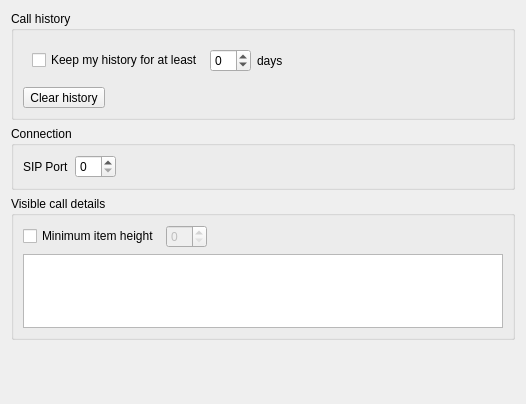
Qt form src/conf/dlggeneralbase.ui (KDE/ring-kde) before a commit.
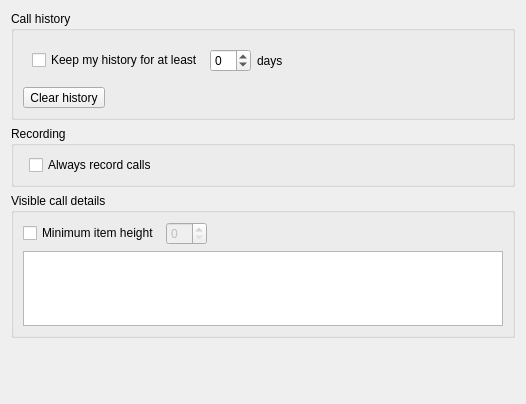
The same form after that commit. Custom widgets are drawn as their Qt base class.

Commit message: [ #12927 #12929 ] Implement 'always record' and add a temporary fix for the 'RECORD' state

Patch:
```diff
--- a/src/conf/dlggeneralbase.ui
+++ b/src/conf/dlggeneralbase.ui
@@ -97,22 +97,12 @@
       </sizepolicy>
      </property>
      <property name="title">
-      <string>Connection</string>
+      <string>Recording</string>
      </property>
      <layout class="QFormLayout" name="formLayout_13">
       <property name="fieldGrowthPolicy">
        <enum>QFormLayout::ExpandingFieldsGrow</enum>
       </property>
-      <item row="0" column="0">
-       <widget class="QLabel" name="label_SIPPort_2">
-        <property name="text">
-         <string>SIP Port</string>
-        </property>
-        <property name="buddy">
-         <cstring>kcfg_SIPPort</cstring>
-        </property>
-       </widget>
-      </item>
       <item row="0" column="1">
        <widget class="QWidget" name="widget_SIPPort_2" native="true">
         <property name="minimumSize">
@@ -126,7 +116,11 @@
           <number>0</number>
          </property>
          <item>
-          <widget class="KIntSpinBox" name="kcfg_SIPPort"/>
+          <widget class="QCheckBox" name="m_pAlwaysRecordCK">
+           <property name="text">
+            <string>Always record calls</string>
+           </property>
+          </widget>
          </item>
          <item>
           <widget class="QLabel" name="label_WarningSIPPort">
```
The commit also changes 7 other files.
